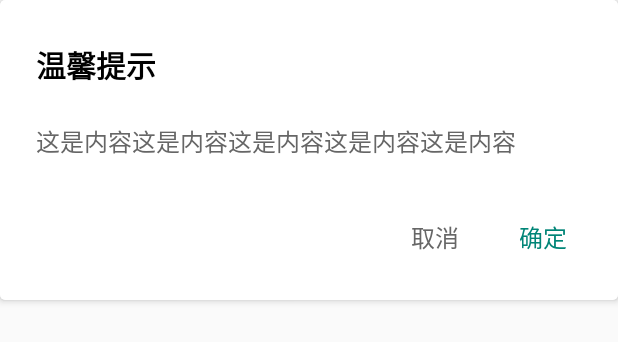
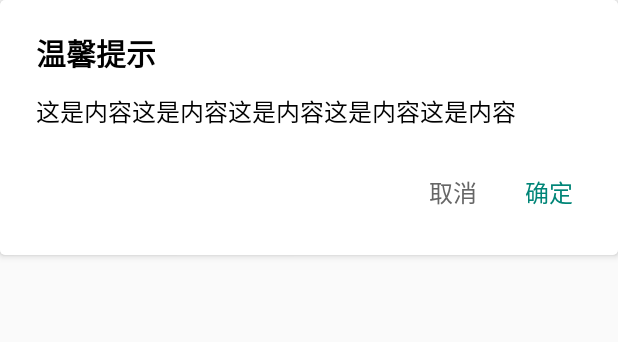
Before and after one commit to qzc0537/CustomDialog, an Android app: the layout dialog_material.xml on its own in the app's theme, with its tools: preview values and no code run, on a phone screen of 412 x 824 dp. Shown: the top 342 px of the screen. Run offline under Robolectric (Android 15) with nearby library versions, the phone set to English and light mode, and no system bars.

Commit message:
修改对话框布局

```diff
--- a/customdialog/src/main/res/layout/dialog_material.xml
+++ b/customdialog/src/main/res/layout/dialog_material.xml
@@ -13,7 +13,7 @@
         android:id="@+id/tv_title"
         android:layout_width="wrap_content"
         android:layout_height="wrap_content"
-        android:layout_marginTop="28dp"
+        android:layout_marginTop="20dp"
         android:text="温馨提示"
         android:textColor="#000000"
         android:textSize="20sp"
@@ -24,16 +24,16 @@
         android:layout_width="wrap_content"
         android:layout_height="wrap_content"
         android:layout_below="@id/tv_title"
-        android:layout_marginTop="24dp"
+        android:layout_marginTop="12dp"
         android:text="这是内容这是内容这是内容这是内容这是内容"
-        android:textColor="#666666"
+        android:textColor="#000000"
         android:textSize="16sp" />
 
     <LinearLayout
         android:layout_width="match_parent"
         android:layout_height="wrap_content"
         android:layout_below="@id/tv_message"
-        android:layout_marginTop="30dp"
+        android:layout_marginTop="20dp"
         android:gravity="right"
         android:orientation="horizontal">
 
@@ -42,7 +42,10 @@
             android:layout_width="wrap_content"
             android:layout_height="wrap_content"
             android:background="?android:attr/selectableItemBackground"
-            android:padding="10dp"
+            android:paddingStart="6dp"
+            android:paddingTop="10dp"
+            android:paddingEnd="6dp"
+            android:paddingBottom="10dp"
             android:text="取消"
             android:textColor="#666666"
             android:textSize="16sp" />
@@ -53,7 +56,10 @@
             android:layout_height="wrap_content"
             android:layout_marginLeft="20dp"
             android:background="?android:attr/selectableItemBackground"
-            android:padding="10dp"
+            android:paddingStart="6dp"
+            android:paddingTop="10dp"
+            android:paddingEnd="6dp"
+            android:paddingBottom="10dp"
             android:text="确定"
             android:textColor="#008577"
             android:textSize="16sp" />
```
